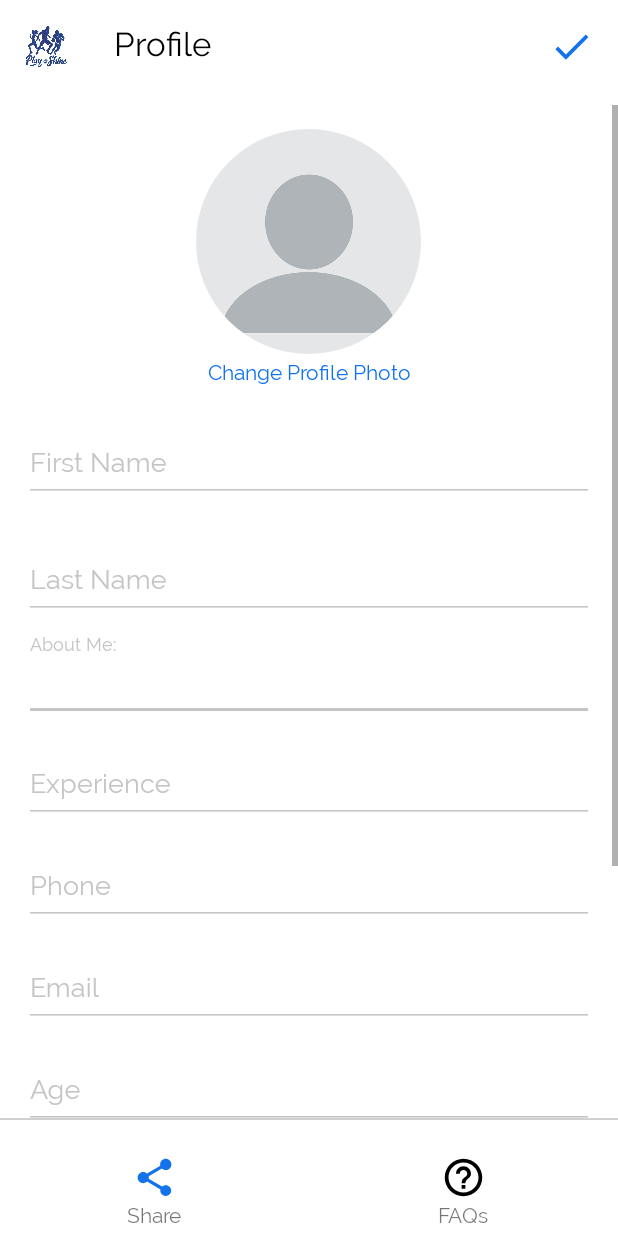
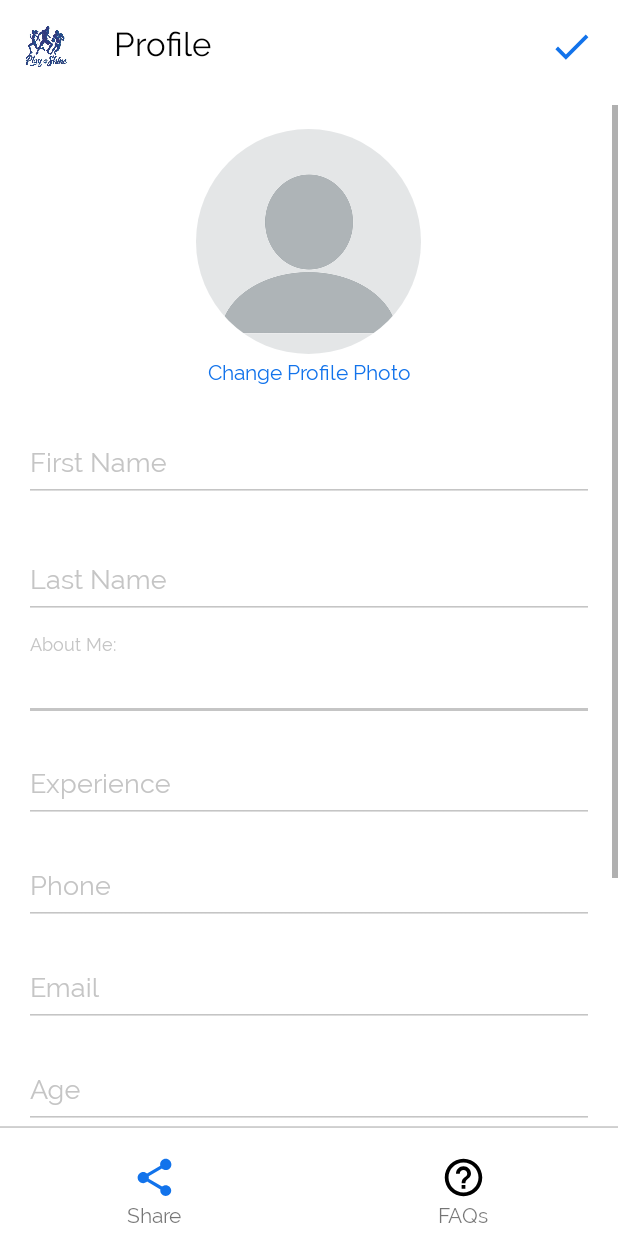
Before and after one commit to varundutia/PlayAndShine, an Android app: the EditProfile screen opened directly, with no data from a screen before it, on a phone screen of 412 x 824 dp. Run offline under Robolectric (Android 15) with nearby library versions, the phone set to English and light mode, and no system bars; our stand-ins replace CircleImageView, Firebase (no records; nobody signed in at launch, a user with empty details on screens opened directly); libraries missing offline, so code that uses them is left out: com.theartofdev.edmodo, io.paperdb; pictures from the network do not load; 15 statements that could not run were skipped.

Commit message:
Edit Profile : Margin for nav

```diff
--- a/app/src/main/res/layout/activity_edit_profile.xml
+++ b/app/src/main/res/layout/activity_edit_profile.xml
@@ -91,7 +91,7 @@
             <RelativeLayout
                 android:layout_width="match_parent"
                 android:layout_height="wrap_content"
-                android:layout_margin="5dp">
+                android:layout_marginBottom="5dp">
 
                 <ImageView
                     android:id="@+id/nav_share_image"
@@ -126,7 +126,7 @@
             <RelativeLayout
                 android:layout_width="match_parent"
                 android:layout_height="wrap_content"
-                android:layout_margin="5dp">
+                android:layout_marginBottom="5dp">
 
                 <ImageView
                     android:id="@+id/nav_faqs_image_prof"
```
